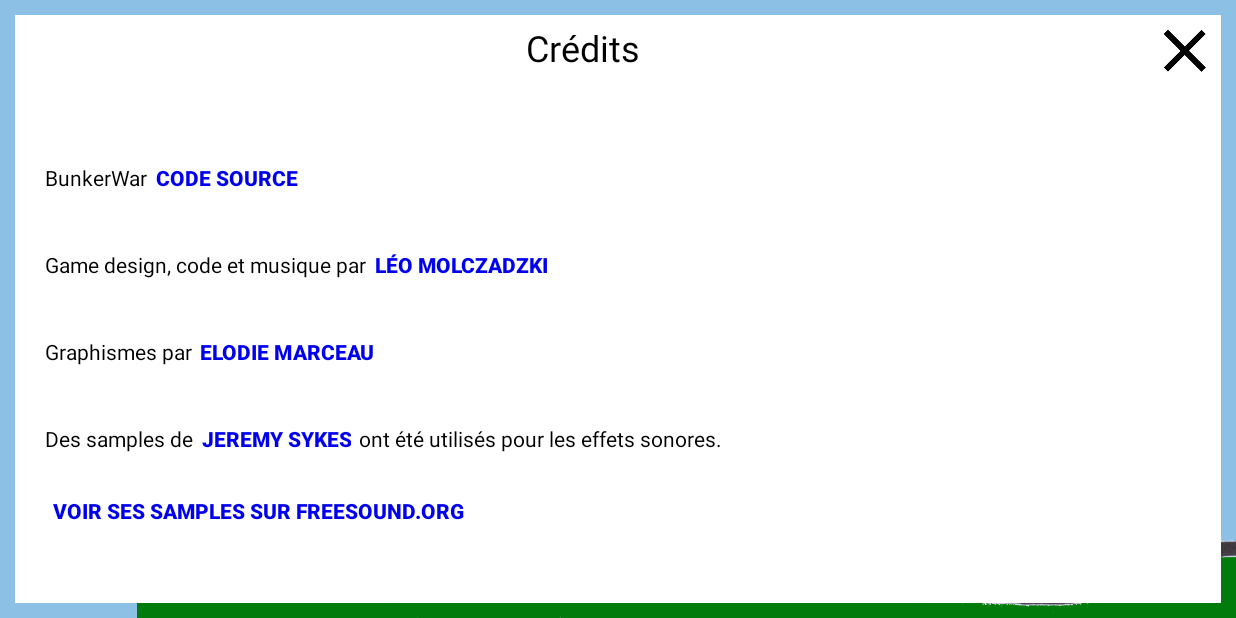
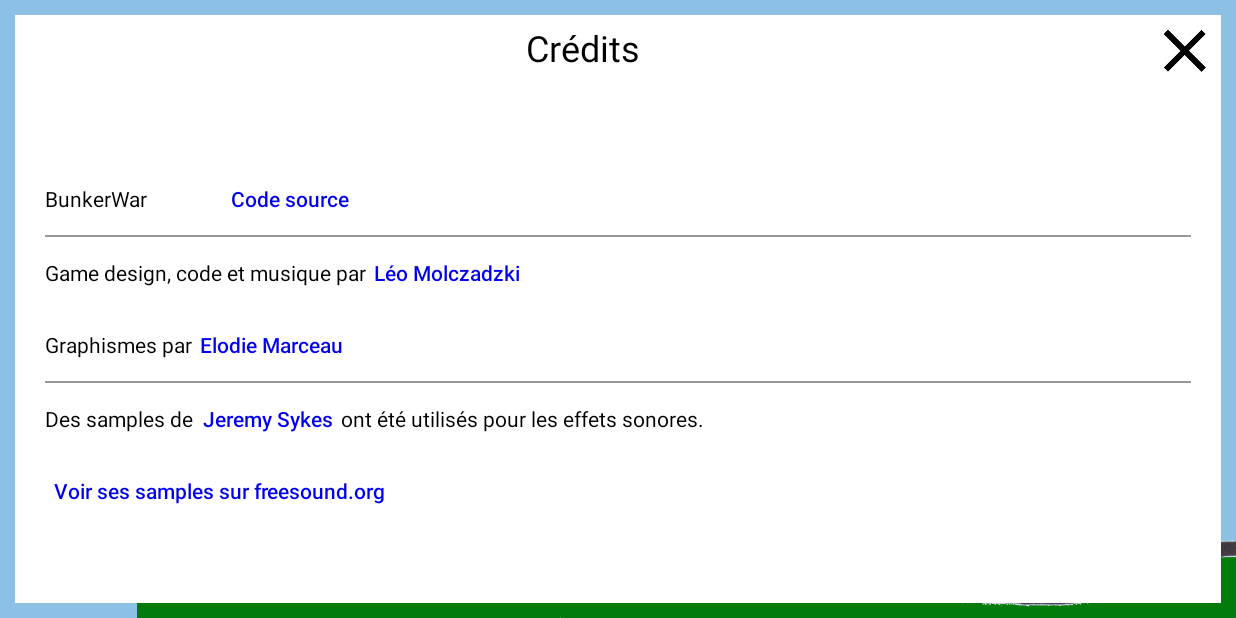
Before and after one commit to leomoldo/bunkerwar, an Android app: the screen it shows after launch (MainActivity), after a tap on "CRÉDITS", on a phone screen of 824 x 412 dp (held sideways). Run offline under Robolectric (Android 15) with nearby library versions, the phone set to English and light mode, and no system bars.

Commit message:
Further styling of credits screen.

```diff
--- a/app/src/main/res/layout/activity_main.xml
+++ b/app/src/main/res/layout/activity_main.xml
@@ -75,6 +75,9 @@
 
     </LinearLayout>
 
+
+    <!-- SETTINGS -->
+
     <RelativeLayout
         android:id="@+id/relativeLayoutSettings"
         android:layout_width="match_parent"
@@ -135,6 +138,9 @@
 
     </RelativeLayout>
 
+
+    <!-- CREDITS -->
+
     <RelativeLayout
         android:id="@+id/relativeLayoutCredits"
         android:layout_width="match_parent"
@@ -142,7 +148,7 @@
         android:layout_margin="10dp"
         android:background="@android:color/white"
         android:visibility="gone"
-        tools:visibility="gone">
+        tools:visibility="visible">
 
         <ImageButton
             android:id="@+id/buttonCloseCredits"
@@ -176,8 +182,7 @@
             <LinearLayout
                 android:layout_width="match_parent"
                 android:layout_height="wrap_content"
-                android:orientation="horizontal"
-                android:layout_marginBottom="10dp">
+                android:orientation="horizontal">
 
                 <TextView
                     android:layout_width="wrap_content"
@@ -196,16 +201,21 @@
                     style="@style/ButtonLinkStyle"
                     android:layout_width="wrap_content"
                     android:layout_height="wrap_content"
+                    android:layout_marginLeft="50dp"
                     android:text="@string/credits_source_code" />
 
             </LinearLayout>
+
+            <View
+                android:layout_width="match_parent"
+                android:layout_height="1dp"
+                android:background="@color/colorPrimaryAlphaDarkerOverlay"/>
 
 
             <LinearLayout
                 android:layout_width="match_parent"
                 android:layout_height="wrap_content"
-                android:orientation="horizontal"
-                android:layout_marginBottom="10dp">
+                android:orientation="horizontal">
 
                 <TextView
                     android:layout_width="wrap_content"
@@ -224,8 +234,7 @@
             <LinearLayout
                 android:layout_width="match_parent"
                 android:layout_height="wrap_content"
-                android:orientation="horizontal"
-                android:layout_marginBottom="10dp">
+                android:orientation="horizontal">
 
                 <TextView
                     android:layout_width="wrap_content"
@@ -240,6 +249,11 @@
                     android:layout_height="wrap_content"
                     android:text="@string/credits_elodie_02" />
             </LinearLayout>
+
+            <View
+                android:layout_width="match_parent"
+                android:layout_height="1dp"
+                android:background="@color/colorPrimaryAlphaDarkerOverlay"/>
 
             <LinearLayout
                 android:layout_width="match_parent"
--- a/app/src/main/res/values/styles.xml
+++ b/app/src/main/res/values/styles.xml
@@ -35,6 +35,8 @@
         <item name="android:textColor">@color/blue_link</item>
         <item name="android:background">@android:color/transparent</item>
         <item name="android:padding">0dp</item>
+        <item name="android:textStyle">normal</item>
+        <item name="android:textAllCaps">false</item>
         <item name="android:layout_marginLeft">5dp</item>
         <item name="android:layout_marginRight">5dp</item>
     </style>
```
